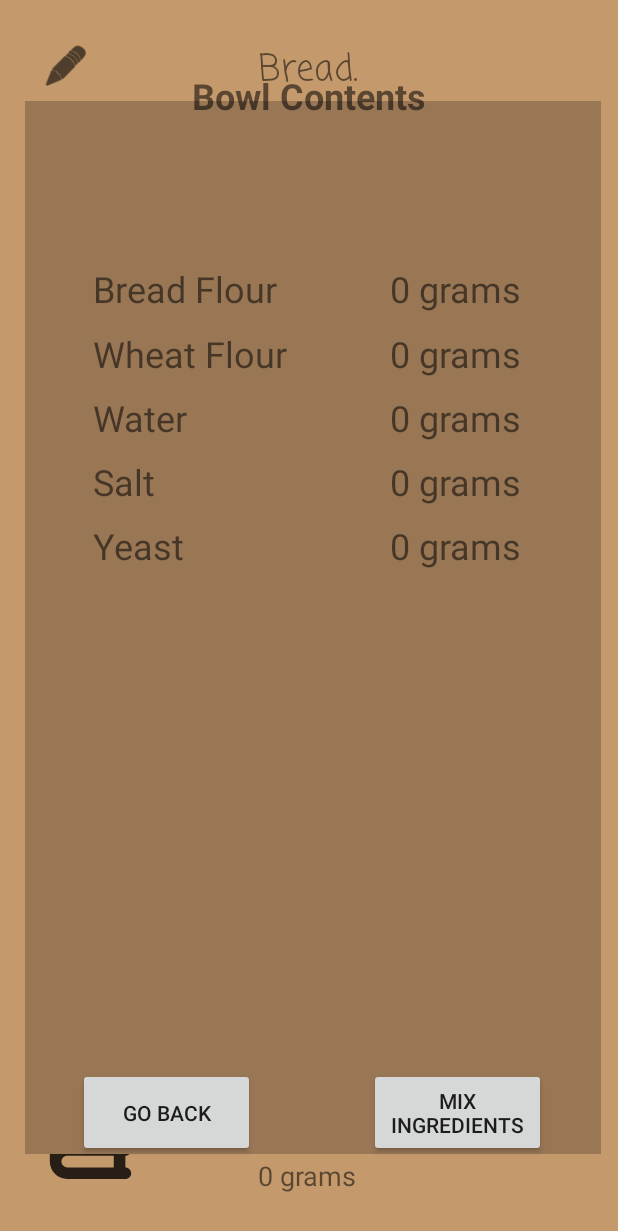
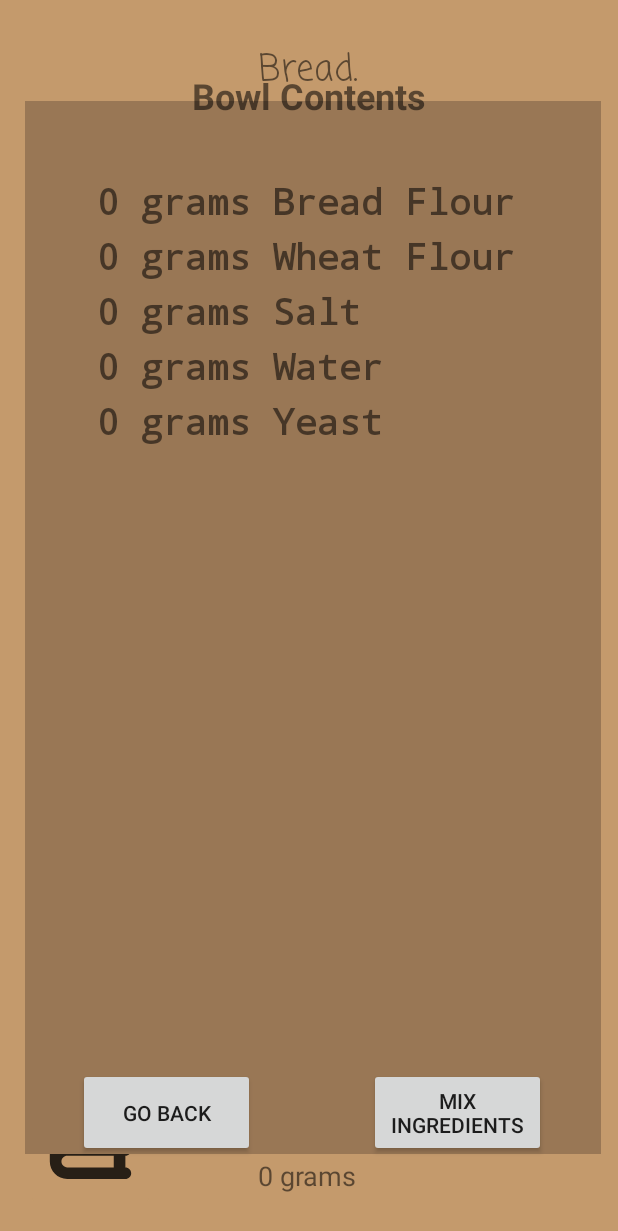
Before and after one commit to Rafe3007/Bread, an Android app: the screen it shows after launch (MainActivity), after a tap on "Mixing Bowl", on a phone screen of 412 x 824 dp. Shown: the top 1231 px of the screen. Run offline under Robolectric (Android 15) with nearby library versions, the phone set to English and light mode, and no system bars.

Commit message:
Mixing bowl updates text dynamically

```diff
--- /dev/null
+++ b/app/src/main/java/thebatz/ramon/bread/Entity/Bowl.kt
@@ -0,0 +1,50 @@
+package thebatz.ramon.bread.Entity
+
+class Bowl(baseWeight:Int, allowedIngredients:Array<Ingredient>) {
+    val baseWeight:Int = baseWeight
+    val allowedIngredients:Array<Ingredient> = allowedIngredients
+    var breadFlourWeight:Int = 0
+    var wheatFlourWeight:Int = 0
+    var saltWeight:Int = 0
+    var yeastWeight:Int = 0
+    var waterWeight:Int = 0
+
+    fun addWeight(ing:Ingredient, weight:Int) {
+        if(ing == Ingredient.BREADFLOUR) {
+            breadFlourWeight += weight
+        }
+        else if(ing == Ingredient.WHEATFLOUR) {
+            wheatFlourWeight += weight
+        }
+        else if(ing == Ingredient.YEAST) {
+            saltWeight += weight
+        }
+        else if(ing == Ingredient.SALT) {
+            yeastWeight += weight
+        }
+        else if(ing == Ingredient.WATER) {
+            waterWeight += weight
+        }
+    }
+
+    fun getWeightString(ing:Ingredient):String {
+        var w = 0
+        if(ing == Ingredient.BREADFLOUR) {
+            w = breadFlourWeight
+        }
+        else if(ing == Ingredient.WHEATFLOUR) {
+            w = wheatFlourWeight
+        }
+        else if(ing == Ingredient.YEAST) {
+            w = saltWeight
+        }
+        else if(ing == Ingredient.SALT) {
+            w = yeastWeight
+        }
+        else if(ing == Ingredient.WATER) {
+            w = waterWeight
+        }
+
+        return "$w grams ${ing.displayName}"
+    }
+}
--- a/app/src/main/java/thebatz/ramon/bread/MainActivity.kt
+++ b/app/src/main/java/thebatz/ramon/bread/MainActivity.kt
@@ -1,5 +1,6 @@
 package thebatz.ramon.bread
 
+import android.annotation.SuppressLint
 import androidx.appcompat.app.AppCompatActivity
 import android.os.Bundle
 import android.view.View.*
@@ -9,11 +10,13 @@ import android.widget.LinearLayout
 import android.widget.TextView
 import androidx.constraintlayout.widget.ConstraintLayout
 import androidx.core.view.get
+import thebatz.ramon.bread.Entity.Bowl
 import thebatz.ramon.bread.Entity.BreadType
 import thebatz.ramon.bread.Entity.Ingredient
 
 class MainActivity : AppCompatActivity() {
 
+    @SuppressLint("MissingInflatedId")
     override fun onCreate(savedInstanceState: Bundle?) {
         super.onCreate(savedInstanceState)
         setContentView(R.layout.activity_main)
@@ -34,6 +37,25 @@ class MainActivity : AppCompatActivity() {
             bowlContentView.visibility = GONE
         }
 
+        val allowedIng:Array<Ingredient> = arrayOf(
+            Ingredient.BREADFLOUR,
+            Ingredient.WHEATFLOUR,
+            Ingredient.SALT,
+            Ingredient.WATER,
+            Ingredient.YEAST
+        )
+        val bowl = Bowl(0, allowedIng)
+        val scaleLayout = findViewById<LinearLayout>(R.id.scaleLayout)
+        fun updateScale() {
+            for(i in 0 until bowl.allowedIngredients.size) {
+                val v = scaleLayout[i]
+                val tv = findViewById<TextView>(v.id)
+                val txt = bowl.getWeightString(bowl.allowedIngredients[i])
+                tv.text = txt
+            }
+        }
+        updateScale() // Initial update
+
         // Recipe book
         val recipeBackButton = findViewById<Button>(R.id.recipeBackButton)
         val recipeBookButton = findViewById<ImageButton>(R.id.RecipeBookButton)
@@ -44,8 +66,6 @@ class MainActivity : AppCompatActivity() {
             recipeBook.visibility = GONE
         }
 
-    // ---======[Game Logic]======---
-        // Bread Types
         val whiteLoafIngredients:Array<Ingredient> = arrayOf(
             Ingredient.BREADFLOUR,
             Ingredient.YEAST,
@@ -60,7 +80,7 @@ class MainActivity : AppCompatActivity() {
         )
         val whiteLoaf = BreadType("White Loaf", whiteLoafIngredients, whiteLoafWeight)
         val whiteIngredientsLayout = findViewById<LinearLayout>(R.id.recipeWhiteLayout)
-        for(i in 0..whiteIngredientsLayout.childCount-1) {
+        for(i in 0 until whiteIngredientsLayout.childCount) {
             val v = whiteIngredientsLayout[i]
             val tv = findViewById<TextView>(v.id)
             tv.text = "${whiteLoaf.weights[i].toString()} g of ${whiteLoaf.ingredients[i].displayName}"
@@ -87,5 +107,6 @@ class MainActivity : AppCompatActivity() {
         }
 
 
+
     }
 }
--- a/app/src/main/res/layout/activity_main.xml
+++ b/app/src/main/res/layout/activity_main.xml
@@ -14,13 +14,15 @@
         android:backgroundTint="#C49A6C"
         android:contentDescription="Menu"
         android:tint="#000000"
+        android:visibility="gone"
         app:layout_constraintBottom_toBottomOf="parent"
         app:layout_constraintEnd_toEndOf="parent"
         app:layout_constraintHorizontal_bias="0.045"
         app:layout_constraintStart_toStartOf="parent"
         app:layout_constraintTop_toTopOf="parent"
         app:layout_constraintVertical_bias="0.023"
-        app:srcCompat="@android:drawable/ic_menu_edit" />
+        app:srcCompat="@android:drawable/ic_menu_edit"
+        tools:visibility="gone" />
 
     <ImageButton
         android:id="@+id/RecipeBookButton"
@@ -177,7 +179,8 @@
         app:layout_constraintEnd_toEndOf="parent"
         app:layout_constraintHorizontal_bias="0.5"
         app:layout_constraintStart_toStartOf="parent"
-        app:layout_constraintTop_toTopOf="parent">
+        app:layout_constraintTop_toTopOf="parent"
+        tools:visibility="gone">
 
         <View
             android:id="@+id/view"
@@ -391,8 +394,7 @@
         app:layout_constraintEnd_toEndOf="parent"
         app:layout_constraintHorizontal_bias="0.5"
         app:layout_constraintStart_toStartOf="parent"
-        app:layout_constraintTop_toTopOf="parent"
-        tools:visibility="gone">
+        app:layout_constraintTop_toTopOf="parent">
 
         <View
             android:id="@+id/bowlContent"
@@ -404,8 +406,7 @@
             app:layout_constraintHorizontal_bias="0.592"
             app:layout_constraintStart_toStartOf="parent"
             app:layout_constraintTop_toTopOf="parent"
-            app:layout_constraintVertical_bias="0.551"
-            tools:visibility="visible" />
+            app:layout_constraintVertical_bias="0.551" />
 
         <TextView
             android:id="@+id/bowlTitle"
@@ -446,141 +447,76 @@
             app:layout_constraintVertical_bias="0.931" />
 
         <LinearLayout
-            android:layout_width="285dp"
-            android:layout_height="204dp"
+            android:id="@+id/scaleLayout"
+            android:layout_width="282dp"
+            android:layout_height="407dp"
             android:orientation="vertical"
             app:layout_constraintBottom_toBottomOf="parent"
             app:layout_constraintEnd_toEndOf="parent"
-            app:layout_constraintHorizontal_bias="0.489"
+            app:layout_constraintHorizontal_bias="0.496"
             app:layout_constraintStart_toStartOf="parent"
             app:layout_constraintTop_toBottomOf="@+id/bowlTitle"
-            app:layout_constraintVertical_bias="0.178">
-
-            <LinearLayout
-                android:layout_width="match_parent"
-                android:layout_height="43dp"
-                android:orientation="horizontal">
+            app:layout_constraintVertical_bias="0.104">
 
             <TextView
-                    android:id="@+id/BC_BreadFlour"
-                    android:layout_width="wrap_content"
+                android:id="@+id/textView3"
+                android:layout_width="match_parent"
                 android:layout_height="wrap_content"
-                    android:layout_weight="0"
-                    android:text="@string/ig_bread_flour"
+                android:layout_marginTop="2dp"
+                android:layout_marginBottom="2dp"
+                android:fontFamily="monospace"
+                android:text="@string/helper_base_weight"
                 android:textAlignment="textStart"
-                    android:textSize="24sp" />
+                android:textSize="24sp"
+                android:textStyle="bold" />
 
             <TextView
-                    android:id="@+id/BC_BreadFlourWeight"
-                    android:layout_width="wrap_content"
-                    android:layout_height="wrap_content"
-                    android:layout_weight="1"
-                    android:text="@string/helper_base_weight"
-                    android:textAlignment="textEnd"
-                    android:textSize="24sp" />
-
-            </LinearLayout>
-
-            <LinearLayout
+                android:id="@+id/textView4"
                 android:layout_width="match_parent"
                 android:layout_height="wrap_content"
-                android:layout_weight="1"
-                android:orientation="horizontal">
+                android:layout_marginTop="2dp"
+                android:layout_marginBottom="2dp"
+                android:fontFamily="monospace"
+                android:text="@string/helper_base_weight"
+                android:textAlignment="textStart"
+                android:textSize="24sp"
+                android:textStyle="bold" />
 
             <TextView
-                    android:id="@+id/BC_BreadFlour2"
-                    android:layout_width="wrap_content"
+                android:id="@+id/textView9"
+                android:layout_width="match_parent"
                 android:layout_height="wrap_content"
-                    android:layout_weight="0"
-                    android:text="@string/ig_wheat_flour"
+                android:layout_marginTop="2dp"
+                android:layout_marginBottom="2dp"
+                android:fontFamily="monospace"
+                android:text="@string/helper_base_weight"
                 android:textAlignment="textStart"
-                    android:textSize="24sp" />
+                android:textSize="24sp"
+                android:textStyle="bold" />
 
             <TextView
-                    android:id="@+id/BC_BreadFlourWeight2"
-                    android:layout_width="wrap_content"
-                    android:layout_height="wrap_content"
-                    android:layout_weight="1"
-                    android:text="@string/helper_base_weight"
-                    android:textAlignment="textEnd"
-                    android:textSize="24sp" />
-
-            </LinearLayout>
-
-            <LinearLayout
+                android:id="@+id/textView14"
                 android:layout_width="match_parent"
                 android:layout_height="wrap_content"
-                android:layout_weight="1"
-                android:orientation="horizontal">
+                android:layout_marginTop="2dp"
+                android:layout_marginBottom="2dp"
+                android:fontFamily="monospace"
+                android:text="@string/helper_base_weight"
+                android:textAlignment="textStart"
+                android:textSize="24sp"
+                android:textStyle="bold" />
 
             <TextView
-                    android:id="@+id/BC_Water"
-                    android:layout_width="wrap_content"
-                    android:layout_height="wrap_content"
-                    android:layout_weight="0"
-                    android:text="@string/ig_water"
-                    android:textAlignment="textStart"
-                    android:textSize="24sp" />
-
-                <TextView
-                    android:id="@+id/BC_SaltWeight2"
-                    android:layout_width="wrap_content"
-                    android:layout_height="wrap_content"
-                    android:layout_weight="1"
-                    android:text="@string/helper_base_weight"
-                    android:textAlignment="textEnd"
-                    android:textSize="24sp" />
-            </LinearLayout>
-
-            <LinearLayout
+                android:id="@+id/textView15"
                 android:layout_width="match_parent"
                 android:layout_height="wrap_content"
-                android:layout_weight="1"
-                android:orientation="horizontal">
-
-                <TextView
-                    android:id="@+id/BC_Salt"
-                    android:layout_width="wrap_content"
-                    android:layout_height="wrap_content"
-                    android:layout_weight="0"
-                    android:text="@string/ig_salt"
+                android:layout_marginTop="2dp"
+                android:layout_marginBottom="2dp"
+                android:fontFamily="monospace"
+                android:text="@string/helper_base_weight"
                 android:textAlignment="textStart"
-                    android:textSize="24sp" />
-
-                <TextView
-                    android:id="@+id/BC_SaltWeight"
-                    android:layout_width="wrap_content"
-                    android:layout_height="wrap_content"
-                    android:layout_weight="1"
-                    android:text="@string/helper_base_weight"
-                    android:textAlignment="textEnd"
-                    android:textSize="24sp" />
-            </LinearLayout>
-
-            <LinearLayout
-                android:layout_width="match_parent"
-                android:layout_height="wrap_content"
-                android:orientation="horizontal">
-
-                <TextView
-                    android:id="@+id/BC_Yeast"
-                    android:layout_width="wrap_content"
-                    android:layout_height="wrap_content"
-                    android:layout_weight="0"
-                    android:text="@string/ig_yeast"
-                    android:textAlignment="textStart"
-                    android:textSize="24sp" />
-
-                <TextView
-                    android:id="@+id/BC_YeastWeight"
-                    android:layout_width="wrap_content"
-                    android:layout_height="wrap_content"
-                    android:layout_weight="1"
-                    android:text="@string/helper_base_weight"
-                    android:textAlignment="textEnd"
-                    android:textSize="24sp" />
-            </LinearLayout>
-
+                android:textSize="24sp"
+                android:textStyle="bold" />
         </LinearLayout>
 
     </androidx.constraintlayout.widget.ConstraintLayout>
```
Lines whose indentation alone changed are shown as unchanged.
